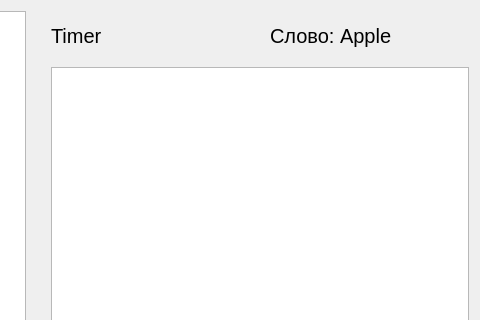
This is GUI/window_game/src/gamewindow.ui in superAIyah/Alias_project as Qt 5 draws it before an edit; both pictures show x 403 to 883 and y 0 to 320 of the 883 by 512 pixel window. The edited form follows.
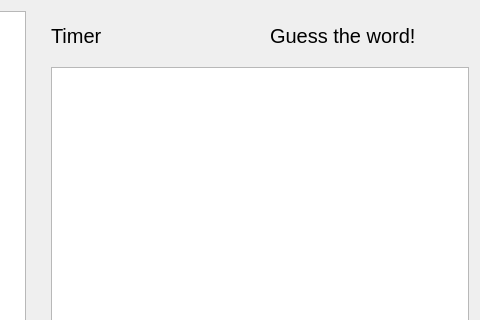
This is the edited form.

What changed in the file:
```diff
--- a/GUI/window_game/src/gamewindow.ui
+++ b/GUI/window_game/src/gamewindow.ui
@@ -83,7 +83,7 @@
         </font>
        </property>
        <property name="text">
-        <string>Слово: Apple</string>
+        <string>Guess the word!</string>
        </property>
       </widget>
      </item>
```
